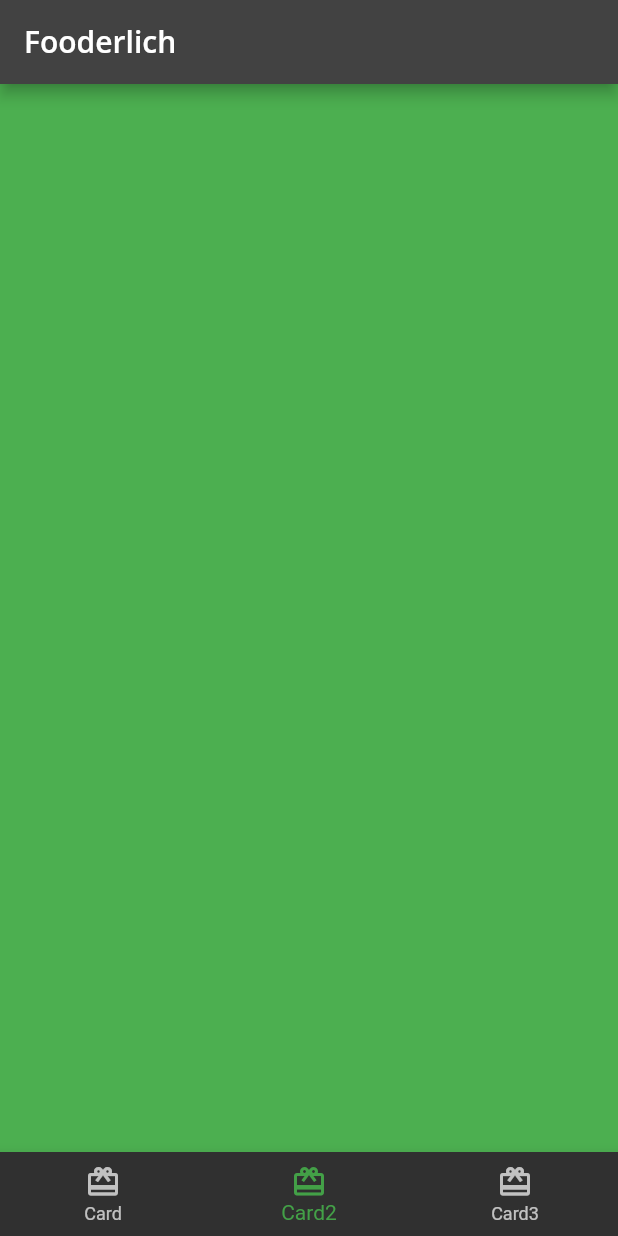
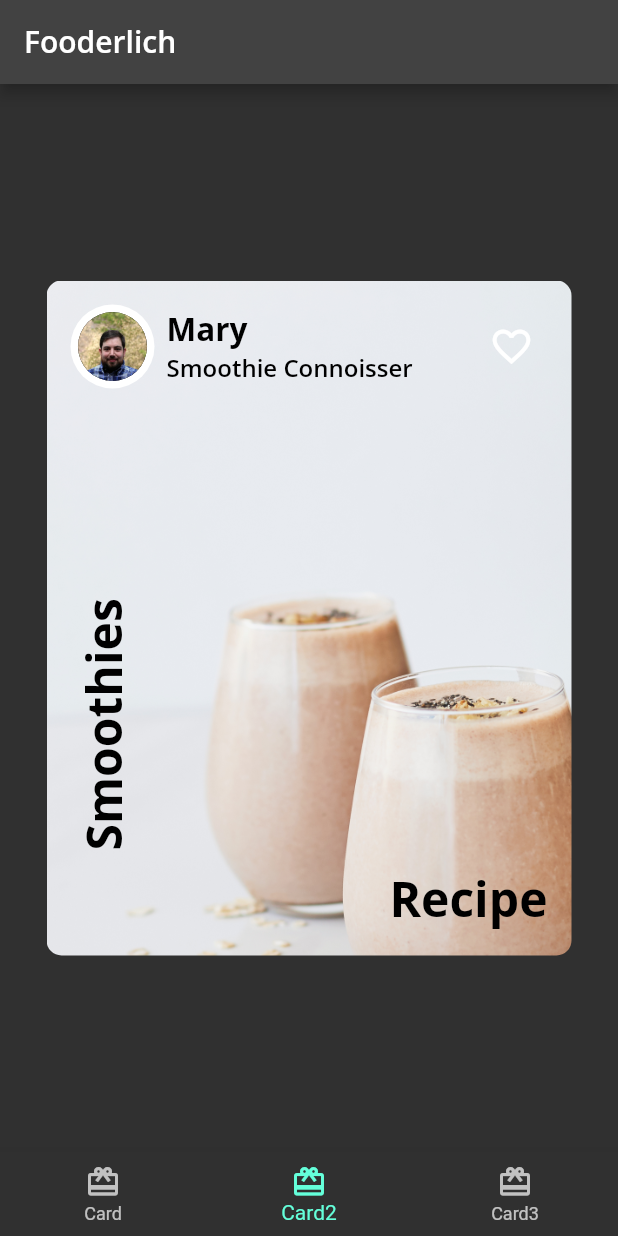
Before and after one commit to okellomano/Fooder, a Flutter app: the screen it shows after launch, item 2 of the bottom bar chosen, on a phone screen of 412 x 824 dp. Run offline on Flutter 3.47's test engine with Material 2 defaults, Android fonts, the phone set to English and light mode, and no system bars; our stand-ins replace google_fonts.

Commit message:
implemented icon button and composing text in card 2

```diff
--- a/lib/fooderlich_theme.dart
+++ b/lib/fooderlich_theme.dart
@@ -30,7 +30,6 @@ class FooderlichTheme {
     return ThemeData(
       brightness: Brightness.light,
       primaryColor: Colors.white,
-      accentColor: Colors.black,
       textSelectionTheme:
           const TextSelectionThemeData(selectionColor: Colors.green),
       textTheme: lightTextTheme,
@@ -41,7 +40,6 @@ class FooderlichTheme {
     return ThemeData(
       brightness: Brightness.dark,
       primaryColor: Colors.grey[900],
-      accentColor: Colors.green[600],
       textTheme: darkTextTheme,
     );
   }
--- a/lib/home.dart
+++ b/lib/home.dart
@@ -1,5 +1,6 @@
 import 'package:flutter/material.dart';
 import 'package:fooderlich/pages/card1.dart';
+import 'package:fooderlich/pages/card2.dart';
 
 class Home extends StatefulWidget {
   const Home({Key? key}) : super(key: key);
@@ -13,9 +14,7 @@ class _HomeState extends State<Home> {
 
   static List<Widget> pages = <Widget>[
     const Card1(),
-    Container(
-      color: Colors.green,
-    ),
+    const Card2(),
     Container(
       color: Colors.blue,
     )
@@ -42,12 +41,12 @@ class _HomeState extends State<Home> {
               Theme.of(context).textSelectionTheme.selectionColor,
           currentIndex: _selectedIndex,
           onTap: _onItemTapped,
-          items: <BottomNavigationBarItem>[
-            const BottomNavigationBarItem(
+          items: const <BottomNavigationBarItem>[
+            BottomNavigationBarItem(
                 icon: Icon(Icons.card_giftcard), label: 'Card'),
-            const BottomNavigationBarItem(
+            BottomNavigationBarItem(
                 icon: Icon(Icons.card_giftcard), label: 'Card2'),
-            const BottomNavigationBarItem(
+            BottomNavigationBarItem(
                 icon: Icon(Icons.card_giftcard), label: 'Card3'),
           ],
         ));
--- /dev/null
+++ b/lib/pages/author_card.dart
@@ -0,0 +1,62 @@
+import 'package:flutter/material.dart';
+import 'package:fooderlich/fooderlich_theme.dart';
+import 'package:fooderlich/pages/circle_image.dart';
+
+class AuthorCard extends StatelessWidget {
+  final String authorName;
+  final String title;
+  final ImageProvider imageProvider;
+
+  const AuthorCard({
+    Key? key,
+    required this.authorName,
+    required this.title,
+    required this.imageProvider,
+  }) : super(key: key);
+
+  @override
+  Widget build(BuildContext context) {
+    return Container(
+      padding: const EdgeInsets.all(16),
+      child: Row(
+        // add alighnment
+        mainAxisAlignment: MainAxisAlignment.spaceBetween,
+        children: [
+          Row(
+            children: [
+              CircleImage(
+                imageProvider: imageProvider,
+                imageRadius: 28,
+              ),
+              const SizedBox(
+                width: 8,
+              ),
+              Column(
+                crossAxisAlignment: CrossAxisAlignment.start,
+                children: [
+                  Text(
+                    authorName,
+                    style: FooderlichTheme.lightTextTheme.headline2,
+                  ),
+                  Text(
+                    title,
+                    style: FooderlichTheme.lightTextTheme.headline3,
+                  )
+                ],
+              ),
+            ],
+          ),
+          // add IconButton
+          IconButton(
+            icon: const Icon(Icons.favorite_border),
+            iconSize: 30,
+            onPressed: () {
+              const snackBar = SnackBar(content: Text('Press Favorite'));
+              ScaffoldMessenger.of(context).showSnackBar(snackBar);
+            },
+          )
+        ],
+      ),
+    );
+  }
+}
--- a/lib/pages/card1.dart
+++ b/lib/pages/card1.dart
@@ -26,25 +26,25 @@ class Card1 extends StatelessWidget {
           children: [
             Text(category, style: FooderlichTheme.darkTextTheme.bodyText1),
             Positioned(
+              top: 20,
               child: Text(
                 title,
                 style: FooderlichTheme.darkTextTheme.headline2,
               ),
-              top: 20,
             ),
             Positioned(
+              bottom: 30,
+              right: 0,
               child: Text(description,
                   style: FooderlichTheme.darkTextTheme.bodyText1),
-              bottom: 30,
-              right: 0,
             ),
             Positioned(
+              bottom: 10,
+              right: 0,
               child: Text(
                 chef,
                 style: FooderlichTheme.darkTextTheme.bodyText1,
               ),
-              bottom: 10,
-              right: 0,
             )
           ],
         ),
--- /dev/null
+++ b/lib/pages/card2.dart
@@ -0,0 +1,58 @@
+import 'package:flutter/material.dart';
+import 'package:fooderlich/fooderlich_theme.dart';
+import 'package:fooderlich/pages/author_card.dart';
+
+class Card2 extends StatelessWidget {
+  const Card2({Key? key}) : super(key: key);
+
+  @override
+  Widget build(BuildContext context) {
+    return Center(
+      child: Container(
+        constraints: const BoxConstraints.expand(width: 350, height: 450),
+        decoration: const BoxDecoration(
+          image: DecorationImage(
+            image: AssetImage('assets/mag5.png'),
+            fit: BoxFit.cover,
+          ),
+          borderRadius: BorderRadius.all(Radius.circular(10.0)),
+        ),
+        child: Column(
+          children: [
+            // todo1
+            const AuthorCard(
+                authorName: 'Mary',
+                title: 'Smoothie Connoisser',
+                imageProvider: AssetImage('assets/author_katz.jpeg')),
+            // add positioned text
+            Expanded(
+              child: Stack(
+                children: [
+                  Positioned(
+                    bottom: 16,
+                    right: 16,
+                    child: Text(
+                      'Recipe',
+                      style: FooderlichTheme.lightTextTheme.headline1,
+                    ),
+                  ),
+                  Positioned(
+                    bottom: 70,
+                    left: 16,
+                    child: RotatedBox(
+                      quarterTurns: 3,
+                      child: Text(
+                        'Smoothies',
+                        style: FooderlichTheme.lightTextTheme.headline1,
+                      ),
+                    ),
+                  ),
+                ],
+              ),
+            ),
+          ],
+        ),
+      ),
+    );
+  }
+}
--- /dev/null
+++ b/lib/pages/circle_image.dart
@@ -0,0 +1,24 @@
+import 'package:flutter/material.dart';
+
+class CircleImage extends StatelessWidget {
+  const CircleImage({
+    Key? key,
+    required this.imageProvider,
+    this.imageRadius = 20,
+  }) : super(key: key);
+
+  final double imageRadius;
+  final ImageProvider imageProvider;
+
+  @override
+  Widget build(BuildContext context) {
+    return CircleAvatar(
+      backgroundColor: Colors.white,
+      radius: imageRadius,
+      child: CircleAvatar(
+        radius: imageRadius - 5,
+        backgroundImage: imageProvider,
+      ),
+    );
+  }
+}
```
Also changed, not shown: 1 other file.
